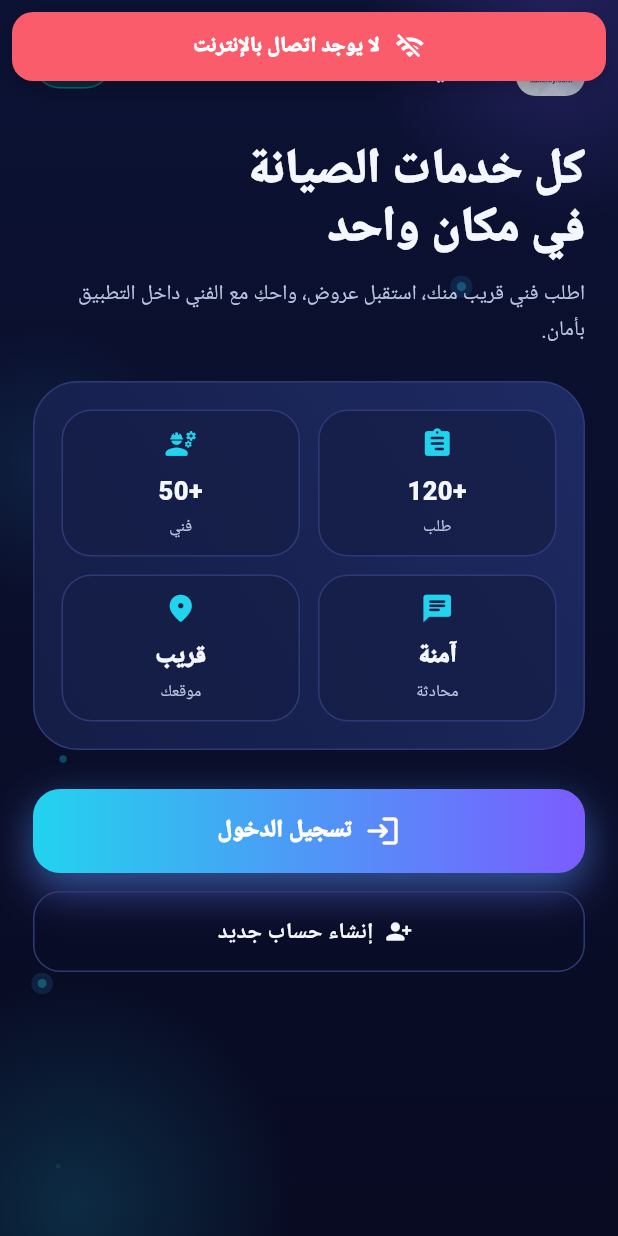
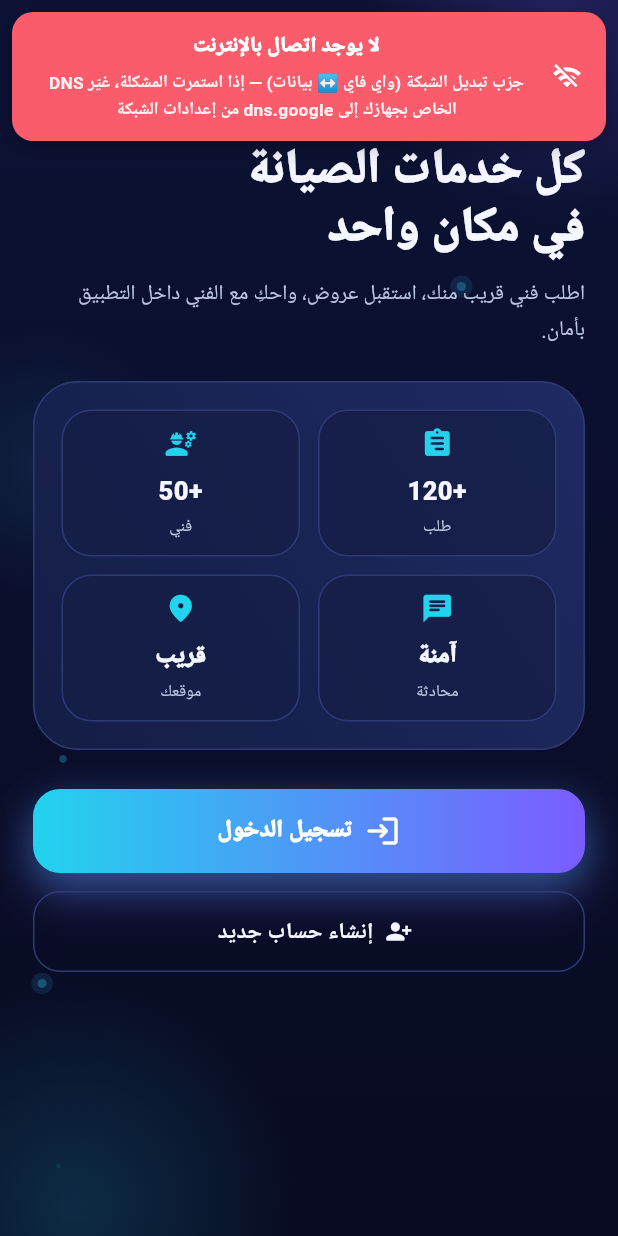
Before and after one commit to Y1X0/sallehly_app, a Flutter app: the screen it shows after launch, on a phone screen of 412 x 824 dp. Run offline on Flutter 3.47's test engine with Material 3 defaults, Android fonts, the phone set to English and light mode, and no system bars; our stand-ins replace audioplayers, dio, firebase_auth, firebase_core, firebase_crashlytics, firebase_messaging and 8 more; missing offline and left inert: record; accounts and stored records are empty; generated files the repository leaves out were written again; network calls fail.

Commit message:
Add self-service hint to offline banner (switch network / change DNS)
No server-side or app-side fix can force a carrier's DNS to resolve
reliably (confirmed via Render logs showing zero server errors during
a real incident). Instead of leaving affected users stuck on a bare
"no internet" message, the offline banner now shows an actionable
hint suggesting they switch networks or set their DNS to dns.google.

```diff
--- a/lib/app.dart
+++ b/lib/app.dart
@@ -420,12 +420,21 @@ class OfflineBanner extends StatelessWidget {
 
     final t = AppLocalizations.of(context)!;
     final String message;
+    // [FIX-CONNECTIVITY-03] راجع DECISIONS.md — بعض شبكات الاتصال بالأردن
+    // تفشل بحل DNS بشكل متقطع (لا علاقة له بخادمنا ولا بكود التطبيق — أثبتت
+    // سجلات الخادم خلوّها التام من الأخطاء وقت حادثة مماثلة حقيقية). لا يوجد
+    // إصلاح من طرفنا يضمن حل DNS للمستخدم، لذا نضيف إرشاداً ذاتياً فورياً
+    // بدل ترك المستخدم أمام رسالة بلا أي مخرج. لا يظهر مع حالة بطء الخادم
+    // (تلك مؤقتة ومعروفة السبب، لا تحتاج إرشاد المستخدم لفعل شيء).
+    final String? hint;
     final IconData icon;
     if (offline) {
       message = t.connectivityOfflineMessage;
+      hint = t.connectivityOfflineHint;
       icon = Icons.wifi_off;
     } else {
       message = t.connectivityServerSlowMessage;
+      hint = null;
       icon = Icons.hourglass_top_rounded;
     }
 
@@ -465,7 +474,11 @@ class OfflineBanner extends StatelessWidget {
                   Icon(icon, color: Colors.white, size: 20),
                   const SizedBox(width: 10),
                   Flexible(
-                    child: Text(
+                    child: Column(
+                      mainAxisSize: MainAxisSize.min,
+                      crossAxisAlignment: CrossAxisAlignment.stretch,
+                      children: [
+                        Text(
                           message,
                           textAlign: TextAlign.center,
                           style: const TextStyle(
@@ -473,6 +486,20 @@ class OfflineBanner extends StatelessWidget {
                             fontWeight: FontWeight.w900,
                             fontSize: 14,
                           ),
+                        ),
+                        if (hint != null) ...[
+                          const SizedBox(height: 4),
+                          Text(
+                            hint,
+                            textAlign: TextAlign.center,
+                            style: TextStyle(
+                              color: Colors.white.withValues(alpha: 0.9),
+                              fontWeight: FontWeight.w600,
+                              fontSize: 11.5,
+                            ),
+                          ),
+                        ],
+                      ],
                     ),
                   ),
                 ],
--- a/lib/l10n/app_ar.arb
+++ b/lib/l10n/app_ar.arb
@@ -28,6 +28,10 @@
   "@connectivityOfflineMessage": {
     "description": "رسالة بانر انقطاع الإنترنت"
   },
+  "connectivityOfflineHint": "جرّب تبديل الشبكة (واي فاي ↔ بيانات) — إذا استمرت المشكلة، غيّر DNS الخاص بجهازك إلى dns.google من إعدادات الشبكة",
+  "@connectivityOfflineHint": {
+    "description": "نص إرشادي إضافي تحت رسالة بانر انقطاع الإنترنت يقترح حلاً ذاتياً سريعاً (بعض الشبكات لدى مزوّدي الاتصال بالأردن لديها مشاكل DNS متقطعة)"
+  },
   "connectivityServerSlowMessage": "الخادم يستغرق وقتاً أطول من المعتاد للرد، يرجى الانتظار",
   "@connectivityServerSlowMessage": {
     "description": "رسالة بانر بطء استجابة الخادم (غير متعلقة بإنترنت المستخدم)"
--- a/lib/l10n/app_en.arb
+++ b/lib/l10n/app_en.arb
@@ -7,6 +7,7 @@
   "newRequestBadge": "New",
   "viewDetailsAndSendOffer": "View details and send an offer",
   "connectivityOfflineMessage": "No internet connection",
+  "connectivityOfflineHint": "Try switching networks (WiFi ↔ mobile data) — if it keeps happening, change your device's DNS to dns.google in network settings",
   "connectivityServerSlowMessage": "The server is taking longer than usual to respond, please wait",
   "ledgerTitle": "Transaction History",
   "walletLedgerEmptyTitle": "No transactions yet",
```
Also changed, not shown: 1 other file. Lines whose indentation alone changed are shown as unchanged.
